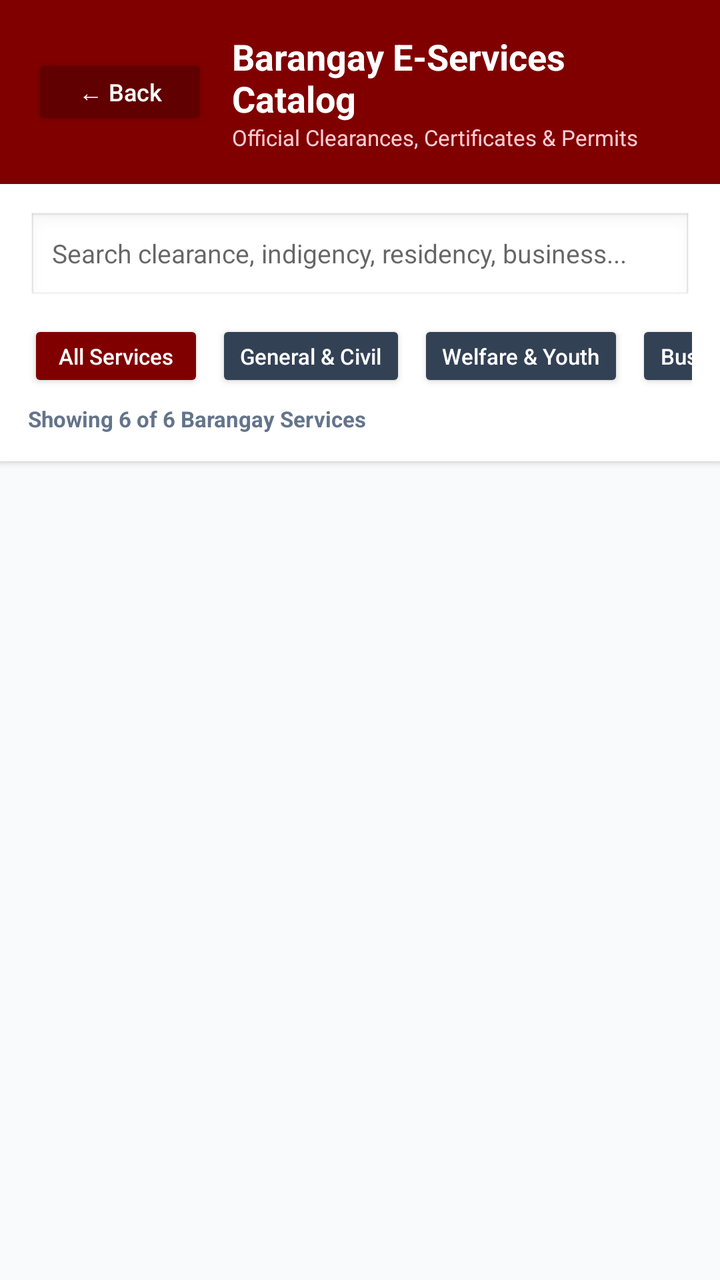
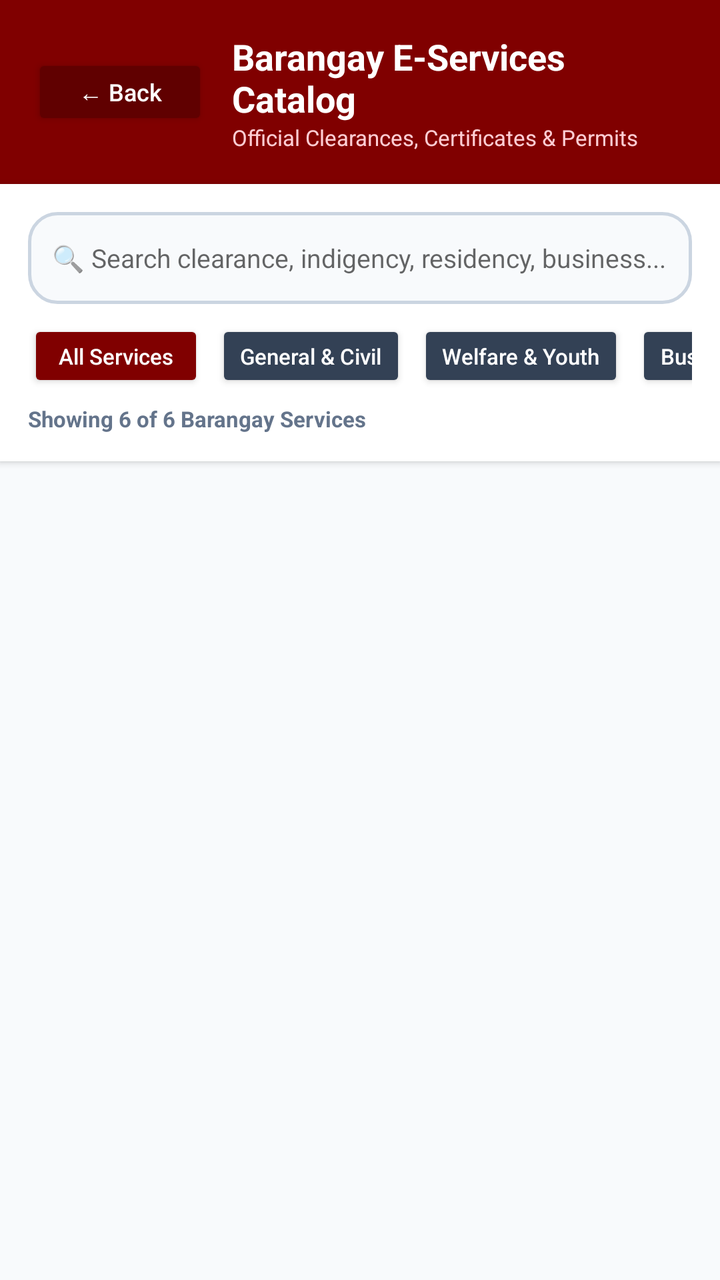

An Android layout rendered at two revisions. The XML below is the earlier revision; the diff shows what the commit changed to produce the second picture.
<!-- AndroidManifest.xml: activity theme AppTheme.NoActionBar -->
<!-- res/layout/activity_services.xml -->
<?xml version="1.0" encoding="utf-8"?>
<LinearLayout xmlns:android="http://schemas.android.com/apk/res/android"
    android:layout_width="match_parent"
    android:layout_height="match_parent"
    android:background="#F8FAFC"
    android:orientation="vertical">

    
    <LinearLayout
        android:layout_width="match_parent"
        android:layout_height="wrap_content"
        android:background="#800000"
        android:gravity="center_vertical"
        android:orientation="horizontal"
        android:padding="16dp">

        <Button
            android:id="@+id/btnBackHome"
            android:layout_width="wrap_content"
            android:layout_height="38dp"
            android:backgroundTint="#600000"
            android:text="← Back"
            android:textAllCaps="false"
            android:textColor="#FFFFFF"
            android:textSize="12sp" />

        <LinearLayout
            android:layout_width="0dp"
            android:layout_height="wrap_content"
            android:layout_marginStart="12dp"
            android:layout_weight="1"
            android:orientation="vertical">

            <TextView
                android:layout_width="wrap_content"
                android:layout_height="wrap_content"
                android:text="Barangay E-Services Catalog"
                android:textColor="#FFFFFF"
                android:textSize="18sp"
                android:textStyle="bold" />

            <TextView
                android:layout_width="wrap_content"
                android:layout_height="wrap_content"
                android:text="Official Clearances, Certificates &amp; Permits"
                android:textColor="#FECDD3"
                android:textSize="11sp" />
        </LinearLayout>
    </LinearLayout>

    
    <LinearLayout
        android:layout_width="match_parent"
        android:layout_height="wrap_content"
        android:background="#FFFFFF"
        android:elevation="2dp"
        android:orientation="vertical"
        android:padding="14dp">

        <EditText
            android:id="@+id/etSearchServices"
            android:layout_width="match_parent"
            android:layout_height="46dp"
            android:background="@android:drawable/edit_text"
            android:hint="Search clearance, indigency, residency, business..."
            android:inputType="text"
            android:paddingHorizontal="12dp"
            android:textColor="#0F172A"
            android:textSize="13sp" />

        <HorizontalScrollView
            android:layout_width="match_parent"
            android:layout_height="wrap_content"
            android:layout_marginTop="8dp"
            android:scrollbars="none">

            <LinearLayout
                android:layout_width="wrap_content"
                android:layout_height="wrap_content"
                android:orientation="horizontal">

                <Button
                    android:id="@+id/btnCatAll"
                    android:layout_width="wrap_content"
                    android:layout_height="36dp"
                    android:layout_marginEnd="6dp"
                    android:backgroundTint="#800000"
                    android:text="All Services"
                    android:textAllCaps="false"
                    android:textColor="#FFFFFF"
                    android:textSize="11sp" />

                <Button
                    android:id="@+id/btnCatGeneral"
                    android:layout_width="wrap_content"
                    android:layout_height="36dp"
                    android:layout_marginEnd="6dp"
                    android:backgroundTint="#334155"
                    android:text="General &amp; Civil"
                    android:textAllCaps="false"
                    android:textColor="#FFFFFF"
                    android:textSize="11sp" />

                <Button
                    android:id="@+id/btnCatWelfare"
                    android:layout_width="wrap_content"
                    android:layout_height="36dp"
                    android:layout_marginEnd="6dp"
                    android:backgroundTint="#334155"
                    android:text="Welfare &amp; Youth"
                    android:textAllCaps="false"
                    android:textColor="#FFFFFF"
                    android:textSize="11sp" />

                <Button
                    android:id="@+id/btnCatBusiness"
                    android:layout_width="wrap_content"
                    android:layout_height="36dp"
                    android:backgroundTint="#334155"
                    android:text="Business Permits"
                    android:textAllCaps="false"
                    android:textColor="#FFFFFF"
                    android:textSize="11sp" />
            </LinearLayout>
        </HorizontalScrollView>

        <TextView
            android:id="@+id/tvServicesCount"
            android:layout_width="wrap_content"
            android:layout_height="wrap_content"
            android:layout_marginTop="6dp"
            android:text="Showing 6 of 6 Barangay Services"
            android:textColor="#64748B"
            android:textSize="11sp"
            android:textStyle="bold" />
    </LinearLayout>

    <ScrollView
        android:layout_width="match_parent"
        android:layout_height="0dp"
        android:layout_weight="1"
        android:fillViewport="true">

        <LinearLayout
            android:id="@+id/containerServicesList"
            android:layout_width="match_parent"
            android:layout_height="wrap_content"
            android:orientation="vertical"
            android:padding="16dp" />
    </ScrollView>
</LinearLayout>
<!-- resources referenced by this layout -->
<resources>
  <style name="AppTheme.NoActionBar" parent="Theme.AppCompat.DayNight.NoActionBar">
          <item name="windowActionBar">false</item>
          <item name="windowNoTitle">true</item>
          <item name="android:background">@null</item>
      </style>
</resources>

<!-- the commit's change to res/layout/activity_services.xml (unified diff, before → after) -->
@@ -61,8 +61,8 @@
             android:id="@+id/etSearchServices"
             android:layout_width="match_parent"
             android:layout_height="46dp"
-            android:background="@android:drawable/edit_text"
-            android:hint="Search clearance, indigency, residency, business..."
+            android:background="@drawable/bg_input_box"
+            android:hint="🔍 Search clearance, indigency, residency, business..."
             android:inputType="text"
             android:paddingHorizontal="12dp"
             android:textColor="#0F172A"
<!-- resource entries referenced after the edit -->
@@ -1,5 +1,12 @@
 <!-- resources referenced by this layout -->
 <resources>
+  <!-- drawable bg_input_box (drawable) -->
+  <?xml version="1.0" encoding="utf-8"?>
+  <shape xmlns:android="http://schemas.android.com/apk/res/android">
+      <solid android:color="#F8FAFC" />
+      <corners android:radius="14dp" />
+      <stroke android:width="1.5dp" android:color="#CBD5E1" />
+  </shape>
   <style name="AppTheme.NoActionBar" parent="Theme.AppCompat.DayNight.NoActionBar">
           <item name="windowActionBar">false</item>
           <item name="windowNoTitle">true</item>
